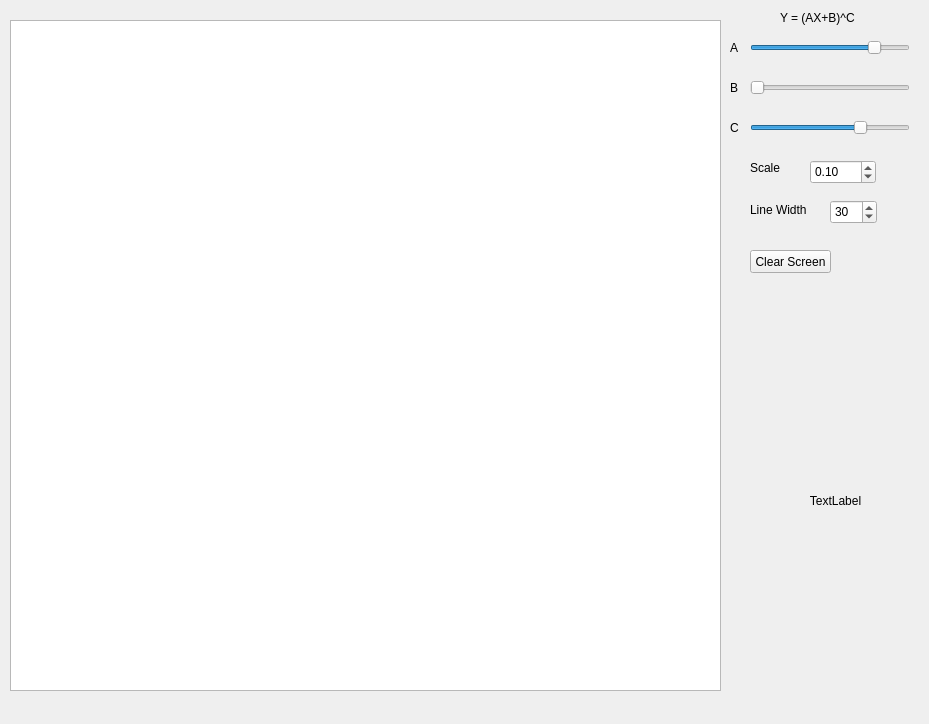
This is widget.ui in alexbyl7/rls_dd as Qt 5 draws it before an edit. The edited form follows.
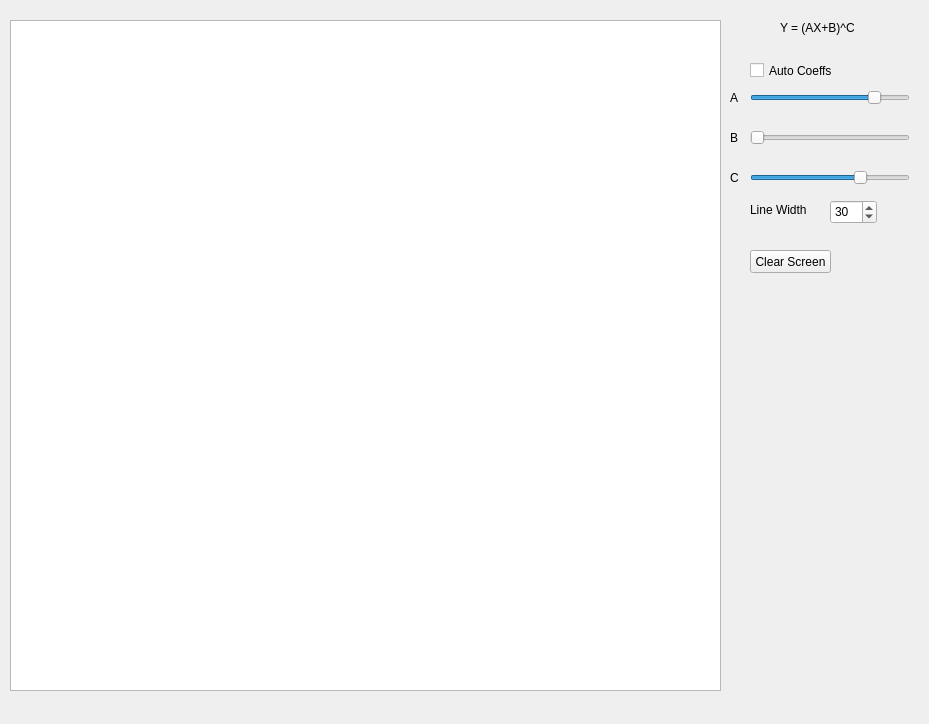
This is the edited form.

Patch:
```diff
--- a/widget.ui
+++ b/widget.ui
@@ -13,36 +13,14 @@
   <property name="windowTitle">
    <string>Widget</string>
   </property>
-  <widget class="QLabel" name="label">
-   <property name="geometry">
-    <rect>
-     <x>760</x>
-     <y>430</y>
-     <width>151</width>
-     <height>141</height>
-    </rect>
-   </property>
-   <property name="layoutDirection">
-    <enum>Qt::LeftToRight</enum>
-   </property>
-   <property name="text">
-    <string>TextLabel</string>
-   </property>
-   <property name="scaledContents">
-    <bool>false</bool>
-   </property>
-   <property name="alignment">
-    <set>Qt::AlignCenter</set>
-   </property>
-   <property name="wordWrap">
-    <bool>false</bool>
-   </property>
-  </widget>
   <widget class="QSlider" name="horizontalSlider_A">
+   <property name="enabled">
+    <bool>true</bool>
+   </property>
    <property name="geometry">
     <rect>
      <x>750</x>
-     <y>40</y>
+     <y>90</y>
      <width>160</width>
      <height>16</height>
     </rect>
@@ -58,7 +36,7 @@
    <property name="geometry">
     <rect>
      <x>750</x>
-     <y>80</y>
+     <y>130</y>
      <width>160</width>
      <height>16</height>
     </rect>
@@ -71,7 +49,7 @@
    <property name="geometry">
     <rect>
      <x>750</x>
-     <y>120</y>
+     <y>170</y>
      <width>160</width>
      <height>16</height>
     </rect>
@@ -87,7 +65,7 @@
    <property name="geometry">
     <rect>
      <x>730</x>
-     <y>40</y>
+     <y>90</y>
      <width>16</width>
      <height>16</height>
     </rect>
@@ -100,7 +78,7 @@
    <property name="geometry">
     <rect>
      <x>730</x>
-     <y>80</y>
+     <y>130</y>
      <width>16</width>
      <height>16</height>
     </rect>
@@ -113,7 +91,7 @@
    <property name="geometry">
     <rect>
      <x>730</x>
-     <y>120</y>
+     <y>170</y>
      <width>16</width>
      <height>16</height>
     </rect>
@@ -126,7 +104,7 @@
    <property name="geometry">
     <rect>
      <x>780</x>
-     <y>10</y>
+     <y>20</y>
      <width>111</width>
      <height>16</height>
     </rect>
@@ -135,38 +113,6 @@
     <string>Y = (AX+B)^C</string>
    </property>
   </widget>
-  <widget class="QDoubleSpinBox" name="doubleSpinBox_scale">
-   <property name="geometry">
-    <rect>
-     <x>810</x>
-     <y>160</y>
-     <width>66</width>
-     <height>24</height>
-    </rect>
-   </property>
-   <property name="maximum">
-    <double>1.000000000000000</double>
-   </property>
-   <property name="singleStep">
-    <double>0.010000000000000</double>
-   </property>
-   <property name="value">
-    <double>0.100000000000000</double>
-   </property>
-  </widget>
-  <widget class="QLabel" name="label_6">
-   <property name="geometry">
-    <rect>
-     <x>750</x>
-     <y>160</y>
-     <width>41</width>
-     <height>16</height>
-    </rect>
-   </property>
-   <property name="text">
-    <string>Scale</string>
-   </property>
-  </widget>
   <widget class="QLabel" name="label_7">
    <property name="geometry">
     <rect>
@@ -222,6 +168,25 @@
     </rect>
    </property>
   </widget>
+  <widget class="QCheckBox" name="checkBox">
+   <property name="geometry">
+    <rect>
+     <x>750</x>
+     <y>60</y>
+     <width>101</width>
+     <height>21</height>
+    </rect>
+   </property>
+   <property name="text">
+    <string>Auto Coeffs</string>
+   </property>
+   <property name="checked">
+    <bool>false</bool>
+   </property>
+   <property name="tristate">
+    <bool>false</bool>
+   </property>
+  </widget>
  </widget>
  <layoutdefault spacing="6" margin="11"/>
  <resources/>
```
